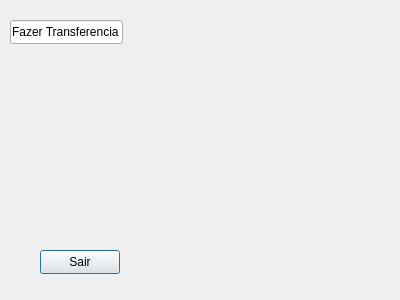
First picture: the form in Projeto/fazertransferencia.ui, repository YagoConstantino/SistemaBancario, before the edit.
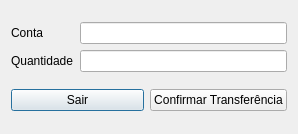
Second picture: the form after the edit.

Diff of the .ui file:
```diff
--- a/Projeto/fazertransferencia.ui
+++ b/Projeto/fazertransferencia.ui
@@ -6,39 +6,69 @@
    <rect>
     <x>0</x>
     <y>0</y>
-    <width>400</width>
-    <height>300</height>
+    <width>298</width>
+    <height>134</height>
    </rect>
   </property>
   <property name="windowTitle">
    <string>Dialog</string>
   </property>
-  <widget class="QLineEdit" name="lineEdit">
-   <property name="geometry">
-    <rect>
-     <x>10</x>
-     <y>20</y>
-     <width>113</width>
-     <height>24</height>
-    </rect>
-   </property>
+  <layout class="QHBoxLayout" name="horizontalLayout_3">
+   <item>
+    <layout class="QVBoxLayout" name="verticalLayout_3">
+     <item>
+      <layout class="QHBoxLayout" name="horizontalLayout">
+       <item>
+        <layout class="QVBoxLayout" name="verticalLayout">
+         <item>
+          <widget class="QLabel" name="labelConta">
+           <property name="text">
+            <string>Conta</string>
+           </property>
+          </widget>
+         </item>
+         <item>
+          <widget class="QLabel" name="labelQtd">
    <property name="text">
-    <string>Fazer Transferencia</string>
-   </property>
-  </widget>
+            <string>Quantidade</string>
+           </property>
+          </widget>
+         </item>
+        </layout>
+       </item>
+       <item>
+        <layout class="QVBoxLayout" name="verticalLayout_2">
+         <item>
+          <widget class="QLineEdit" name="DestinoText"/>
+         </item>
+         <item>
+          <widget class="QLineEdit" name="QtdValor"/>
+         </item>
+        </layout>
+       </item>
+      </layout>
+     </item>
+     <item>
+      <layout class="QHBoxLayout" name="horizontalLayout_2">
+       <item>
   <widget class="QPushButton" name="Sair">
-   <property name="geometry">
-    <rect>
-     <x>40</x>
-     <y>250</y>
-     <width>80</width>
-     <height>24</height>
-    </rect>
-   </property>
    <property name="text">
     <string>Sair</string>
    </property>
   </widget>
+       </item>
+       <item>
+        <widget class="QPushButton" name="ConfirmaButton">
+         <property name="text">
+          <string>Confirmar Transferência</string>
+         </property>
+        </widget>
+       </item>
+      </layout>
+     </item>
+    </layout>
+   </item>
+  </layout>
  </widget>
  <resources/>
  <connections/>
```
Lines whose indentation alone changed are shown as unchanged.
